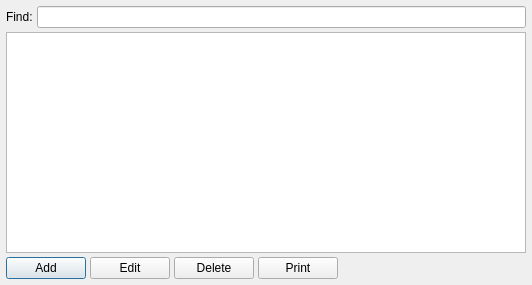
Qt form src/plugins/base/widgets/contractortabledialog.ui (awfeequdng/rubus) before a commit.
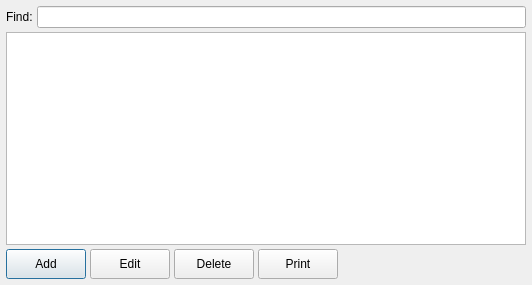
The same form after that commit. Custom widgets are drawn as their Qt base class.

Commit message: ContractorTableDialog inherit QDialog

Patch:
```diff
--- a/src/plugins/base/widgets/contractortabledialog.ui
+++ b/src/plugins/base/widgets/contractortabledialog.ui
@@ -54,6 +54,12 @@
     <layout class="QHBoxLayout" name="horizontalLayout">
      <item>
       <widget class="QPushButton" name="btnAdd">
+       <property name="minimumSize">
+        <size>
+         <width>0</width>
+         <height>30</height>
+        </size>
+       </property>
        <property name="text">
         <string>Add</string>
        </property>
@@ -61,6 +67,12 @@
      </item>
      <item>
       <widget class="QPushButton" name="btnEdit">
+       <property name="minimumSize">
+        <size>
+         <width>0</width>
+         <height>30</height>
+        </size>
+       </property>
        <property name="text">
         <string>Edit</string>
        </property>
@@ -68,6 +80,12 @@
      </item>
      <item>
       <widget class="QPushButton" name="btnDelete">
+       <property name="minimumSize">
+        <size>
+         <width>0</width>
+         <height>30</height>
+        </size>
+       </property>
        <property name="text">
         <string>Delete</string>
        </property>
@@ -75,6 +93,12 @@
      </item>
      <item>
       <widget class="PrintButton" name="btnPrint">
+       <property name="minimumSize">
+        <size>
+         <width>0</width>
+         <height>30</height>
+        </size>
+       </property>
        <property name="text">
         <string>Print</string>
        </property>
```
The commit also changes 2 other files.
